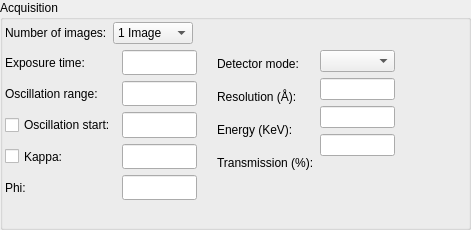
Above: Bricks/widgets/ui_files/Qt4_acquisition_widget_vertical_simple_layout.ui from mxcube/mxcubeqt before the change. Below: the same form after it.
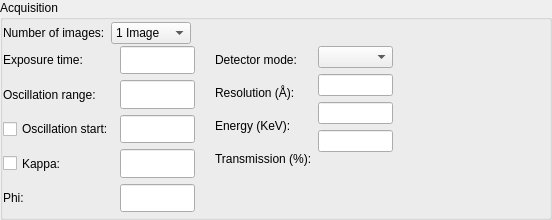
That is the form after the change.

Commit message: 2015.07.14. Fixed spacing issue for Qt4 ui files

```diff
--- a/Bricks/widgets/ui_files/Qt4_acquisition_widget_vertical_simple_layout.ui
+++ b/Bricks/widgets/ui_files/Qt4_acquisition_widget_vertical_simple_layout.ui
@@ -6,8 +6,8 @@
    <rect>
     <x>0</x>
     <y>0</y>
-    <width>471</width>
-    <height>230</height>
+    <width>552</width>
+    <height>220</height>
    </rect>
   </property>
   <property name="sizePolicy">
@@ -45,11 +45,20 @@
      </property>
      <layout class="QVBoxLayout">
       <property name="spacing">
-       <number>6</number>
+       <number>2</number>
       </property>
-      <property name="margin">
+      <property name="leftMargin">
+       <number>0</number>
+      </property>
+      <property name="topMargin">
        <number>2</number>
       </property>
+      <property name="rightMargin">
+       <number>0</number>
+      </property>
+      <property name="bottomMargin">
+       <number>0</number>
+      </property>
       <item>
        <layout class="QHBoxLayout">
         <item>
@@ -479,7 +488,7 @@
         <property name="sizeHint" stdset="0">
          <size>
           <width>20</width>
-          <height>40</height>
+          <height>5</height>
          </size>
         </property>
        </spacer>
```
The commit also changes 2 other files.
